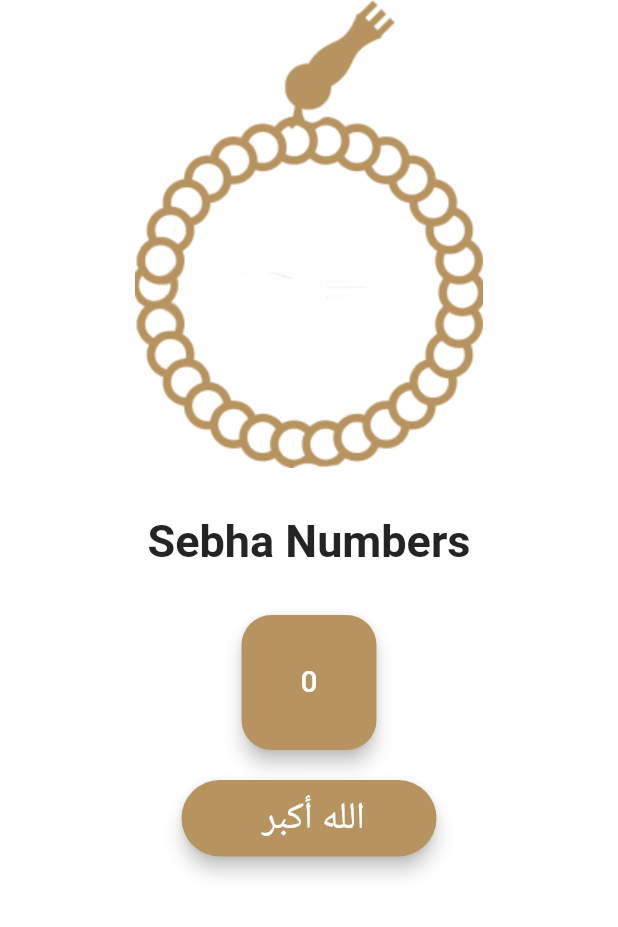
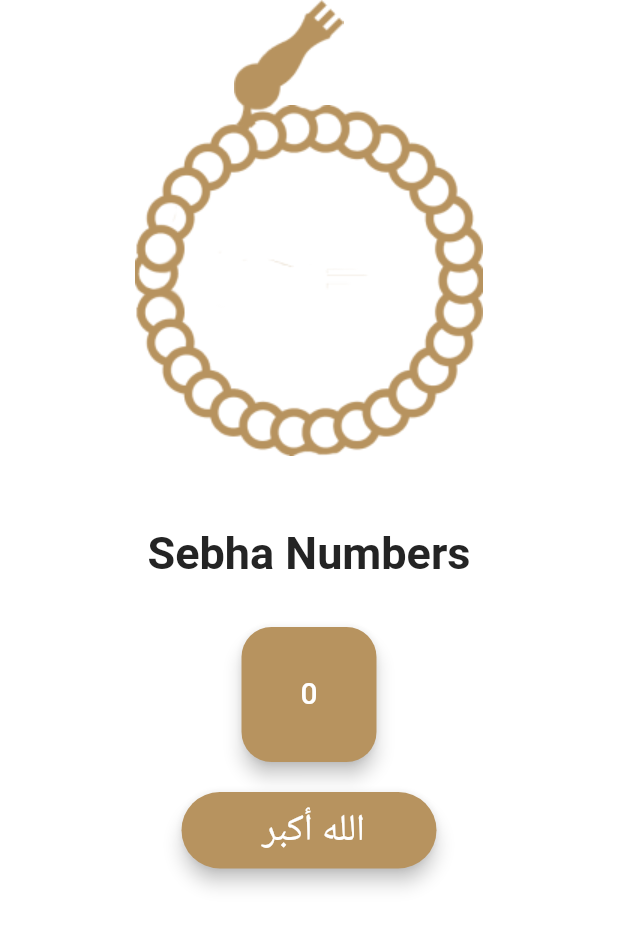
Before and after one commit to abdoelbendary1/islami, a Flutter app: the SebhaScreeen widget shown alone on an empty page, opened directly, on a phone screen of 412 x 824 dp. Shown: the top 927 px of the screen. Run offline on Flutter 3.47's test engine with Material 3 defaults, Android fonts, the phone set to English and light mode, and no system bars; generated files the repository leaves out were written again.

Commit message:
redesign sebha

```diff
--- a/lib/screens/Sebha/sebha.dart
+++ b/lib/screens/Sebha/sebha.dart
@@ -31,14 +31,37 @@ class _SebhaScreeenState extends State<SebhaScreeen> {
     return Center(
       child: Column(
         children: [
-          AnimatedRotation(
+          SizedBox(
+            width: 300,
+            height: 320,
+            child: Stack(
+              alignment: Alignment.topCenter,
+              fit: StackFit.expand,
+              children: [
+                Positioned(
+                  top: 0,
+                  left: 100,
+                  child: Image.asset(
+                    "assets/images/headOfSeb7a.png",
+                    color: provider.isDarkMode()
+                        ? AppTheme.yellowDark
+                        : AppTheme.primaryLight,
+                  ),
+                ),
+                Positioned(
+                  top: 70,
+                  child: AnimatedRotation(
                     turns: angle,
                     duration: Duration(milliseconds: 50),
                     child: Image.asset(
-              "assets/images/Sebha.png",
+                      "assets/images/bodyOfSeb7a.png",
                       color: provider.isDarkMode()
                           ? AppTheme.yellowDark
                           : AppTheme.primaryLight,
+                    ),
+                  ),
+                ),
+              ],
             ),
           ),
           SizedBox(
```
Also changed, not shown: assets/images/2.0x/body of seb7a@2x.png (renamed from assets/images/body of seb7a@2x.png), assets/images/2.0x/body of seb7a@3x.png (renamed from assets/images/body of seb7a@3x.png), assets/images/2.0x/head of seb7a@2x.png (renamed from assets/images/head of seb7a@2x.png), assets/images/3.0x/head of seb7a@3x.png (renamed from assets/images/head of seb7a@3x.png). Lines whose indentation alone changed are shown as unchanged.
